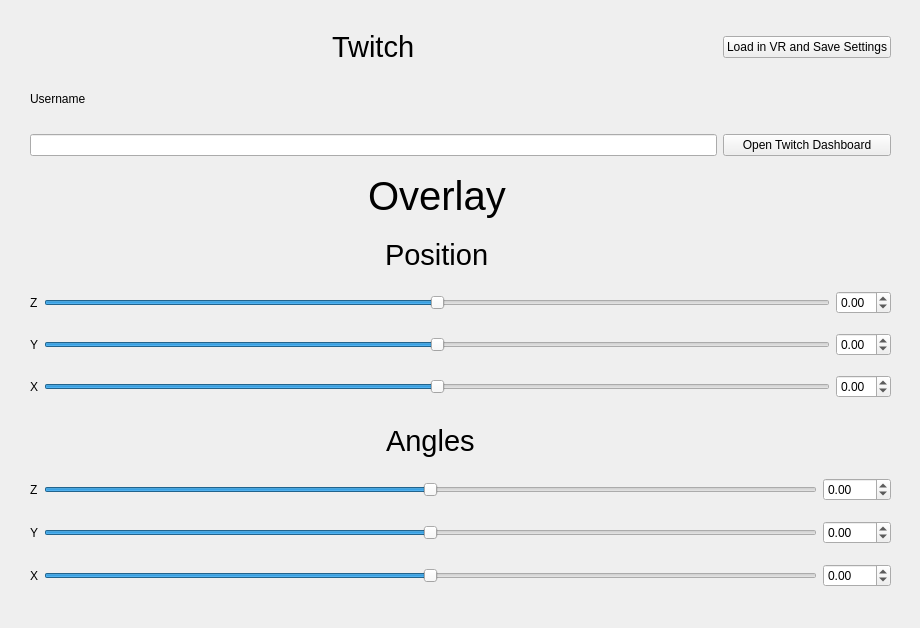
Old version of the form mainsettings.ui in the repository RedstoneLP2/VR-Twitch-Overlay.
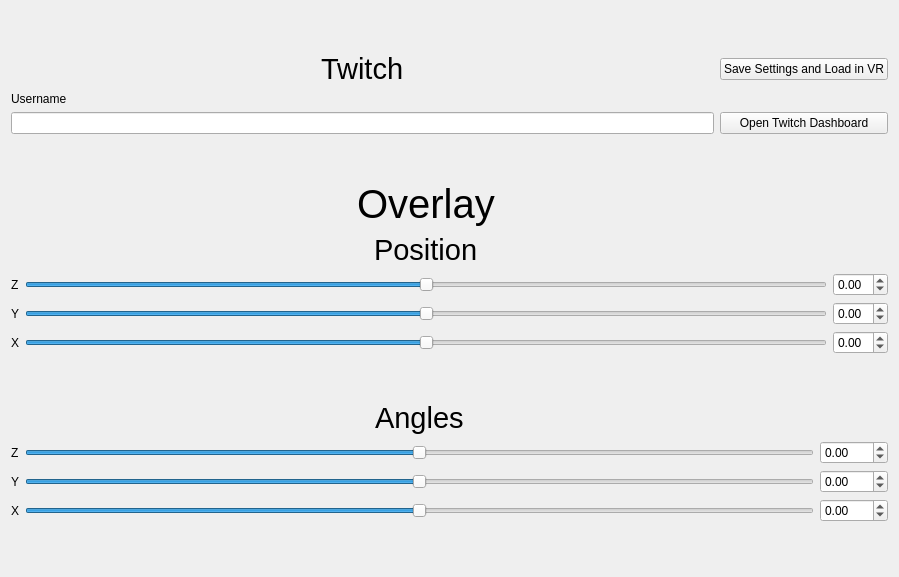
New version of the form.

Patch:
```diff
--- a/mainsettings.ui
+++ b/mainsettings.ui
@@ -6,124 +6,41 @@
    <rect>
     <x>0</x>
     <y>0</y>
-    <width>920</width>
-    <height>628</height>
+    <width>899</width>
+    <height>577</height>
    </rect>
   </property>
   <property name="windowTitle">
    <string>MainWindow</string>
   </property>
-  <widget class="QWidget" name="centralwidget" native="true">
-   <property name="geometry">
-    <rect>
-     <x>0</x>
-     <y>0</y>
-     <width>921</width>
-     <height>631</height>
-    </rect>
-   </property>
-   <widget class="QWidget" name="gridLayoutWidget">
-    <property name="geometry">
-     <rect>
-      <x>30</x>
-      <y>410</y>
-      <width>861</width>
-      <height>191</height>
-     </rect>
-    </property>
-    <layout class="QGridLayout" name="gridLayout">
-     <item row="2" column="2">
-      <widget class="QDoubleSpinBox" name="angleSpinBoxY">
-       <property name="minimum">
-        <double>-180.000000000000000</double>
+  <layout class="QVBoxLayout" name="verticalLayout">
+   <item>
+    <layout class="QGridLayout" name="gridLayout_3">
+     <item row="1" column="0">
+      <widget class="QLabel" name="label_9">
+       <property name="sizePolicy">
+        <sizepolicy hsizetype="Maximum" vsizetype="Maximum">
+         <horstretch>0</horstretch>
+         <verstretch>0</verstretch>
+        </sizepolicy>
        </property>
-       <property name="maximum">
-        <double>180.000000000000000</double>
-       </property>
-      </widget>
-     </item>
-     <item row="5" column="1">
-      <widget class="QSlider" name="angleSliderX">
-       <property name="minimum">
-        <number>-180</number>
-       </property>
-       <property name="maximum">
-        <number>180</number>
-       </property>
-       <property name="orientation">
-        <enum>Qt::Horizontal</enum>
-       </property>
-      </widget>
-     </item>
-     <item row="5" column="2">
-      <widget class="QDoubleSpinBox" name="angleSpinBoxX">
-       <property name="minimum">
-        <double>-180.000000000000000</double>
-       </property>
-       <property name="maximum">
-        <double>180.000000000000000</double>
-       </property>
-      </widget>
-     </item>
-     <item row="5" column="0">
-      <widget class="QLabel" name="label">
        <property name="text">
-        <string>X</string>
+        <string>Username</string>
        </property>
       </widget>
      </item>
      <item row="2" column="0">
-      <widget class="QLabel" name="label_2">
-       <property name="text">
-        <string>Y</string>
-       </property>
-      </widget>
+      <widget class="QLineEdit" name="UsernameEdit"/>
      </item>
      <item row="2" column="1">
-      <widget class="QSlider" name="angleSliderY">
-       <property name="minimum">
-        <number>-180</number>
-       </property>
-       <property name="maximum">
-        <number>180</number>
-       </property>
-       <property name="orientation">
-        <enum>Qt::Horizontal</enum>
-       </property>
-      </widget>
-     </item>
-     <item row="1" column="0">
-      <widget class="QLabel" name="label_3">
+      <widget class="QPushButton" name="TwitchDashboardBtn">
        <property name="text">
-        <string>Z</string>
+        <string>Open Twitch Dashboard</string>
        </property>
       </widget>
      </item>
-     <item row="1" column="1">
-      <widget class="QSlider" name="angleSliderZ">
-       <property name="minimum">
-        <number>-180</number>
-       </property>
-       <property name="maximum">
-        <number>180</number>
-       </property>
-       <property name="orientation">
-        <enum>Qt::Horizontal</enum>
-       </property>
-      </widget>
-     </item>
-     <item row="1" column="2">
-      <widget class="QDoubleSpinBox" name="angleSpinBoxZ">
-       <property name="minimum">
-        <double>-180.000000000000000</double>
-       </property>
-       <property name="maximum">
-        <double>180.000000000000000</double>
-       </property>
-      </widget>
-     </item>
-     <item row="0" column="1" alignment="Qt::AlignHCenter">
-      <widget class="QLabel" name="label_4">
+     <item row="0" column="0" alignment="Qt::AlignHCenter">
+      <widget class="QLabel" name="label_10">
        <property name="sizePolicy">
         <sizepolicy hsizetype="Maximum" vsizetype="Maximum">
          <horstretch>0</horstretch>
@@ -136,21 +53,20 @@
         </font>
        </property>
        <property name="text">
-        <string>Angles</string>
+        <string>Twitch</string>
+       </property>
+      </widget>
+     </item>
+     <item row="0" column="1">
+      <widget class="QPushButton" name="StartBtn">
+       <property name="text">
+        <string>Save Settings and Load in VR</string>
        </property>
       </widget>
      </item>
     </layout>
-   </widget>
-   <widget class="QWidget" name="gridLayoutWidget_2">
-    <property name="geometry">
-     <rect>
-      <x>30</x>
-      <y>160</y>
-      <width>861</width>
-      <height>251</height>
-     </rect>
-    </property>
+   </item>
+   <item>
     <layout class="QGridLayout" name="gridLayout_2">
      <item row="1" column="1" alignment="Qt::AlignHCenter">
       <widget class="QLabel" name="label_8">
@@ -291,36 +207,101 @@
       </widget>
      </item>
     </layout>
-   </widget>
-   <widget class="QWidget" name="gridLayoutWidget_3">
-    <property name="geometry">
-     <rect>
-      <x>30</x>
-      <y>30</y>
-      <width>861</width>
-      <height>126</height>
-     </rect>
-    </property>
-    <layout class="QGridLayout" name="gridLayout_3">
-     <item row="1" column="0">
-      <widget class="QLabel" name="label_9">
+   </item>
+   <item>
+    <layout class="QGridLayout" name="gridLayout">
+     <item row="2" column="2">
+      <widget class="QDoubleSpinBox" name="angleSpinBoxY">
+       <property name="minimum">
+        <double>-180.000000000000000</double>
+       </property>
+       <property name="maximum">
+        <double>180.000000000000000</double>
+       </property>
+      </widget>
+     </item>
+     <item row="5" column="1">
+      <widget class="QSlider" name="angleSliderX">
+       <property name="minimum">
+        <number>-180</number>
+       </property>
+       <property name="maximum">
+        <number>180</number>
+       </property>
+       <property name="orientation">
+        <enum>Qt::Horizontal</enum>
+       </property>
+      </widget>
+     </item>
+     <item row="5" column="2">
+      <widget class="QDoubleSpinBox" name="angleSpinBoxX">
+       <property name="minimum">
+        <double>-180.000000000000000</double>
+       </property>
+       <property name="maximum">
+        <double>180.000000000000000</double>
+       </property>
+      </widget>
+     </item>
+     <item row="5" column="0">
+      <widget class="QLabel" name="label">
        <property name="text">
-        <string>Username</string>
+        <string>X</string>
        </property>
       </widget>
      </item>
      <item row="2" column="0">
-      <widget class="QLineEdit" name="UsernameEdit"/>
+      <widget class="QLabel" name="label_2">
+       <property name="text">
+        <string>Y</string>
+       </property>
+      </widget>
      </item>
      <item row="2" column="1">
-      <widget class="QPushButton" name="TwitchDashboardBtn">
+      <widget class="QSlider" name="angleSliderY">
+       <property name="minimum">
+        <number>-180</number>
+       </property>
+       <property name="maximum">
+        <number>180</number>
+       </property>
+       <property name="orientation">
+        <enum>Qt::Horizontal</enum>
+       </property>
+      </widget>
+     </item>
+     <item row="1" column="0">
+      <widget class="QLabel" name="label_3">
        <property name="text">
-        <string>Open Twitch Dashboard</string>
+        <string>Z</string>
        </property>
       </widget>
      </item>
-     <item row="0" column="0" alignment="Qt::AlignHCenter">
-      <widget class="QLabel" name="label_10">
+     <item row="1" column="1">
+      <widget class="QSlider" name="angleSliderZ">
+       <property name="minimum">
+        <number>-180</number>
+       </property>
+       <property name="maximum">
+        <number>180</number>
+       </property>
+       <property name="orientation">
+        <enum>Qt::Horizontal</enum>
+       </property>
+      </widget>
+     </item>
+     <item row="1" column="2">
+      <widget class="QDoubleSpinBox" name="angleSpinBoxZ">
+       <property name="minimum">
+        <double>-180.000000000000000</double>
+       </property>
+       <property name="maximum">
+        <double>180.000000000000000</double>
+       </property>
+      </widget>
+     </item>
+     <item row="0" column="1" alignment="Qt::AlignHCenter">
+      <widget class="QLabel" name="label_4">
        <property name="sizePolicy">
         <sizepolicy hsizetype="Maximum" vsizetype="Maximum">
          <horstretch>0</horstretch>
@@ -333,20 +314,13 @@
         </font>
        </property>
        <property name="text">
-        <string>Twitch</string>
-       </property>
-      </widget>
-     </item>
-     <item row="0" column="1">
-      <widget class="QPushButton" name="StartBtn">
-       <property name="text">
-        <string>Load in VR and Save Settings</string>
+        <string>Angles</string>
        </property>
       </widget>
      </item>
     </layout>
-   </widget>
-  </widget>
+   </item>
+  </layout>
  </widget>
  <resources/>
  <connections/>
```
Left out of the diff: 2 changed lines with no effect on the pictures.
